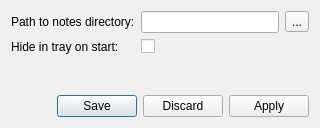
Before: the Qt Designer form configdialog.ui in proton/zNotes, drawn with Qt 5.
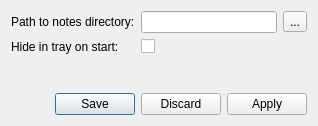
After: the same form once the commit is applied. Icons and pictures are not drawn.

Diff of the .ui file:
```diff
--- a/configdialog.ui
+++ b/configdialog.ui
@@ -6,8 +6,8 @@
    <rect>
     <x>0</x>
     <y>0</y>
-    <width>320</width>
-    <height>128</height>
+    <width>318</width>
+    <height>126</height>
    </rect>
   </property>
   <property name="windowTitle">
```
Left out of the diff: 8 changed lines with no effect on the pictures.
